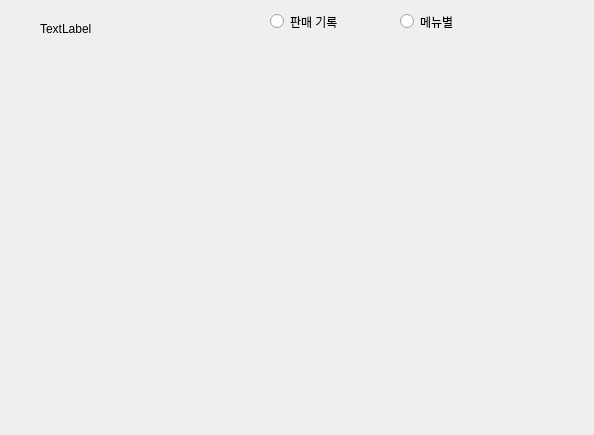
This is store/ui/daily_sales.ui in cccsssshh/Aris_Team5 as Qt 5 draws it before an edit. The edited form follows.
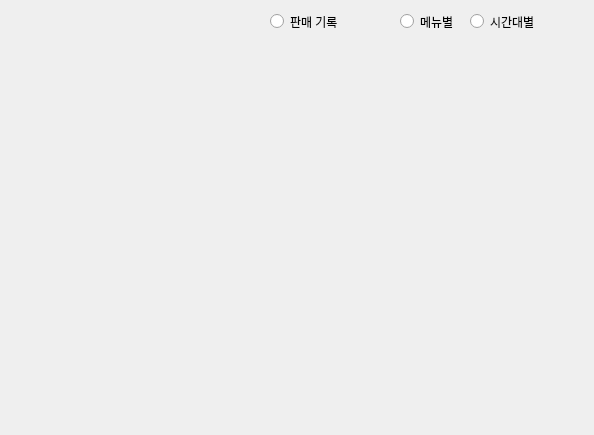
This is the edited form. The open tabs and pages were chosen to show the change.

```diff
--- a/store/ui/daily_sales.ui
+++ b/store/ui/daily_sales.ui
@@ -92,10 +92,25 @@
     <widget class="QLabel" name="menuSalesGraph">
      <property name="geometry">
       <rect>
-       <x>40</x>
+       <x>20</x>
+       <y>10</y>
+       <width>481</width>
+       <height>331</height>
+      </rect>
+     </property>
+     <property name="text">
+      <string/>
+     </property>
+    </widget>
+   </widget>
+   <widget class="QWidget" name="page_3">
+    <widget class="QLabel" name="timeSalesGraph">
+     <property name="geometry">
+      <rect>
+       <x>50</x>
        <y>50</y>
-       <width>401</width>
-       <height>271</height>
+       <width>431</width>
+       <height>281</height>
       </rect>
      </property>
      <property name="text">
@@ -140,7 +155,20 @@
     </rect>
    </property>
    <property name="text">
-    <string>TextLabel</string>
+    <string/>
+   </property>
+  </widget>
+  <widget class="QRadioButton" name="timeSalesRBtn">
+   <property name="geometry">
+    <rect>
+     <x>470</x>
+     <y>10</y>
+     <width>112</width>
+     <height>23</height>
+    </rect>
+   </property>
+   <property name="text">
+    <string>시간대별</string>
    </property>
   </widget>
  </widget>
```
Left out of the diff: 2 changed lines with no effect on the pictures.
